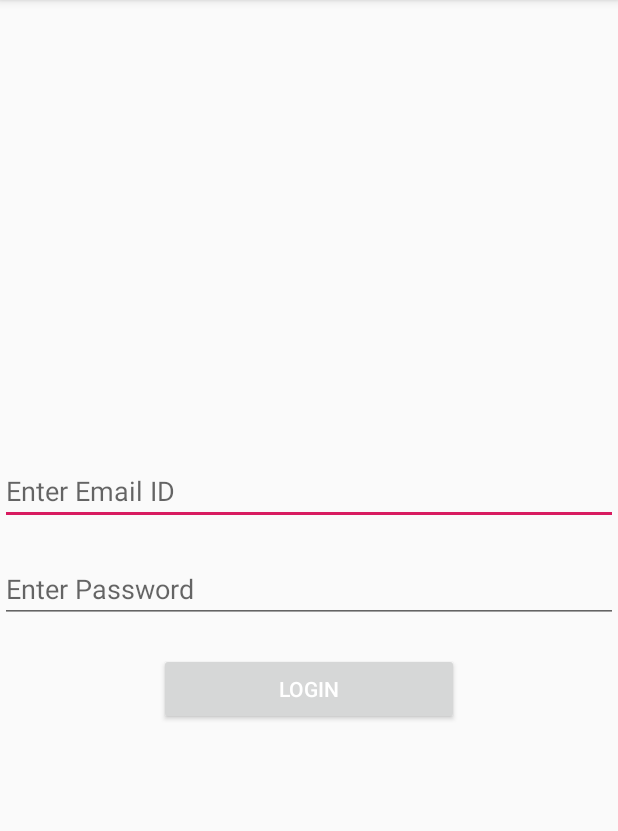
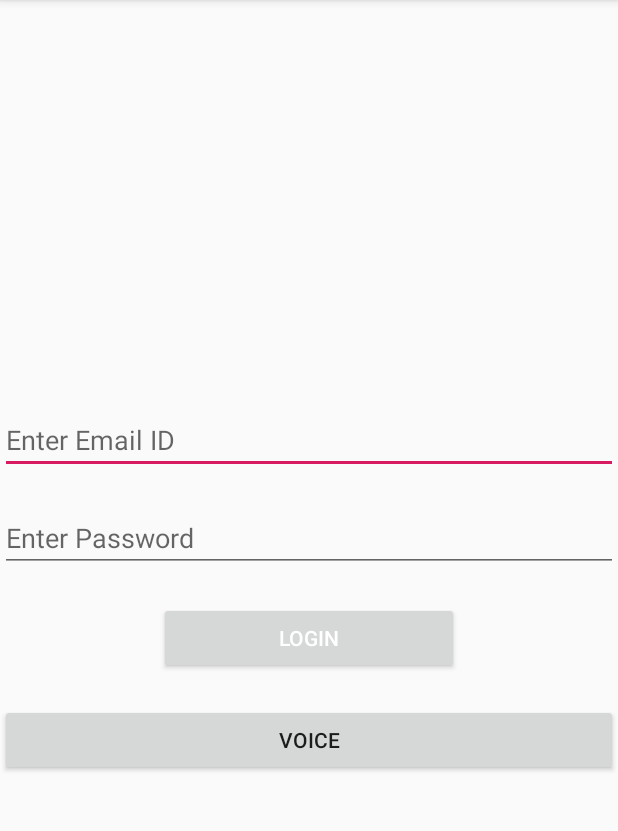
Before and after one commit to Kajal-GitHub/BlindData, an Android app: the Login screen opened directly, with no data from a screen before it, on a phone screen of 412 x 824 dp, the part 84-915 px from its top. Run offline under Robolectric (Android 15) with nearby library versions, the phone set to English and light mode, and no system bars.

Commit message:
Speech to text

```diff
--- a/app/src/main/AndroidManifest.xml
+++ b/app/src/main/AndroidManifest.xml
@@ -9,7 +9,8 @@
         android:roundIcon="@mipmap/ic_launcher_round"
         android:supportsRtl="true"
         android:theme="@style/AppTheme">
-        <activity android:name=".Login"></activity>
+        <activity android:name=".SpeechToText"></activity>
+        <activity android:name=".Login" />
         <activity android:name=".MainActivity">
             <intent-filter>
                 <action android:name="android.intent.action.MAIN" />
--- a/app/src/main/java/com/example/blinddata/Login.java
+++ b/app/src/main/java/com/example/blinddata/Login.java
@@ -12,8 +12,10 @@ import android.widget.Button;
 import android.widget.EditText;
 import android.widget.Toast;
 
+import java.util.Locale;
+
 public class Login extends AppCompatActivity {
-Button btn_login;
+Button btn_login ,btn_voice;
 SQLiteDatabase db;
 SQLiteOpenHelper openHelper;
 EditText email,pass;
@@ -48,6 +50,16 @@ Cursor cursor;
                 }
             }
         });
+
+
+        btn_voice =(Button)findViewById(R.id.voice);
+        btn_voice.setOnClickListener(new View.OnClickListener() {
+            @Override
+            public void onClick(View v) {
+                Intent intent = new Intent(Login.this, SpeechToText.class);
+                startActivity(intent);
+            }
+        });
     }
 
 }
--- a/app/src/main/res/layout/activity_login.xml
+++ b/app/src/main/res/layout/activity_login.xml
@@ -28,4 +28,11 @@
         android:layout_marginTop="20dp"
         android:text="Login"
         android:textColor="#fff" />
+
+    <Button
+        android:id="@+id/voice"
+        android:layout_width="match_parent"
+        android:layout_height="wrap_content"
+        android:layout_marginTop="20dp"
+        android:text="Voice" />
 </LinearLayout>
```
Also changed, not shown: app/src/main/java/com/example/blinddata/SpeechToText.java (added, +53 -0 lines), app/src/main/res/layout/activity_speech_to_text.xml (added, +32 -0 lines).
